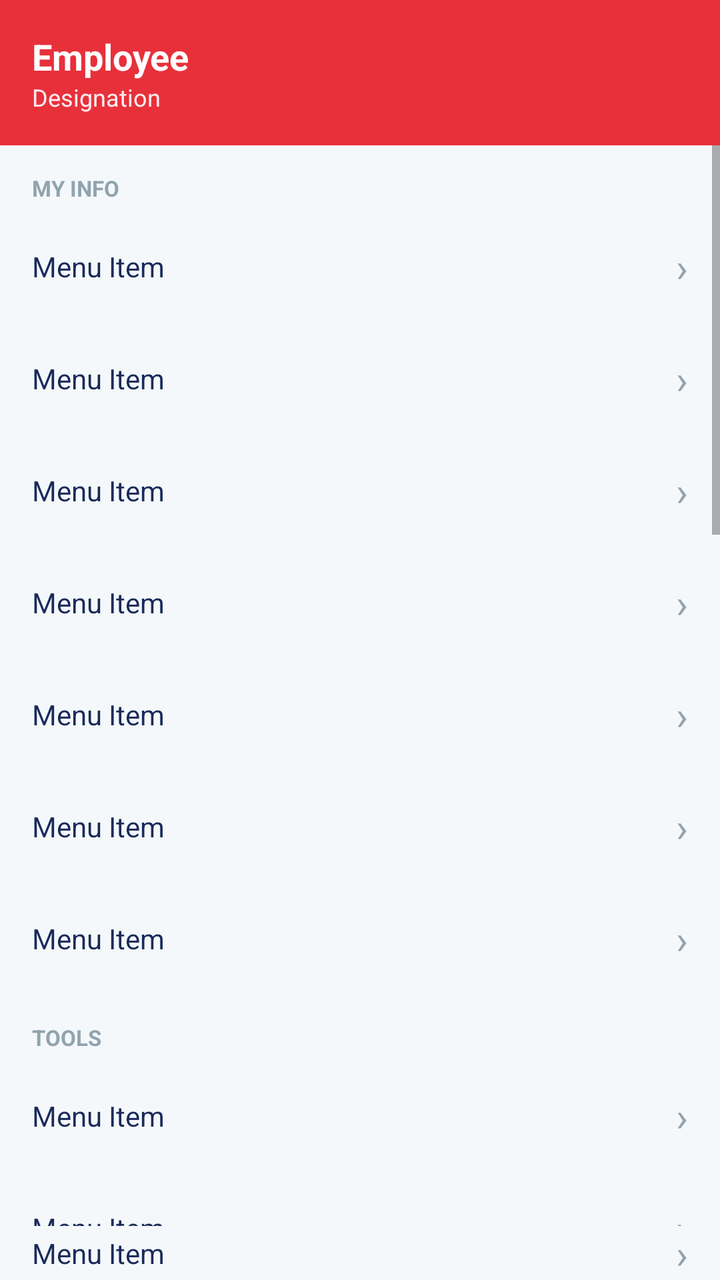
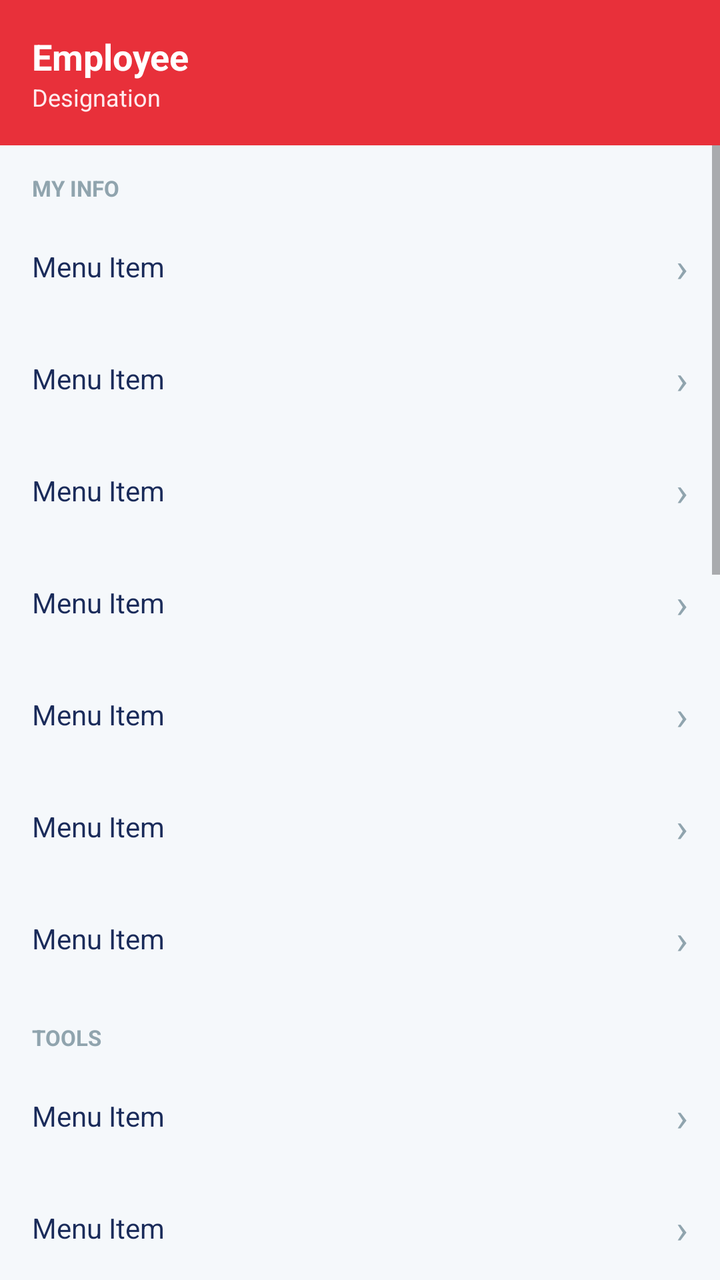

Screens rendered from an Android XML layout before and after an edit, with the pre-edit source and the edit as a unified diff.
<!-- AndroidManifest.xml: application theme Theme.RiskcareHRMS -->
<!-- res/layout/fragment_more.xml -->
<?xml version="1.0" encoding="utf-8"?>
<LinearLayout xmlns:android="http://schemas.android.com/apk/res/android"
    xmlns:app="http://schemas.android.com/apk/res-auto"
    android:layout_width="match_parent"
    android:layout_height="match_parent"
    android:orientation="vertical"
    android:background="@color/background">

    
    <LinearLayout android:layout_width="match_parent" android:layout_height="wrap_content" android:orientation="horizontal" android:gravity="center_vertical" android:background="@color/primary" android:padding="16dp" android:paddingTop="20dp">
        <LinearLayout android:layout_width="0dp" android:layout_height="wrap_content" android:layout_weight="1" android:orientation="vertical">
            <TextView android:id="@+id/tvMoreName" android:layout_width="wrap_content" android:layout_height="wrap_content" android:text="Employee" android:textColor="@color/white" android:textSize="18sp" android:textStyle="bold"/>
            <TextView android:id="@+id/tvMoreDesig" android:layout_width="wrap_content" android:layout_height="wrap_content" android:text="Designation" android:textColor="@color/primary_ultra_light" android:textSize="12sp"/>
        </LinearLayout>
    </LinearLayout>

    
    <ScrollView android:layout_width="match_parent" android:layout_height="0dp" android:layout_weight="1">
        <LinearLayout android:layout_width="match_parent" android:layout_height="wrap_content" android:orientation="vertical" android:paddingBottom="80dp">

            
            <TextView android:layout_width="match_parent" android:layout_height="wrap_content" android:text="MY INFO" android:textSize="11sp" android:textStyle="bold" android:textColor="@color/text_hint" android:paddingHorizontal="16dp" android:paddingTop="14dp" android:paddingBottom="4dp"/>

            <include layout="@layout/item_more_row" android:id="@+id/rowProfile"/>
            <include layout="@layout/item_more_row" android:id="@+id/rowNotifications"/>
            <include layout="@layout/item_more_row" android:id="@+id/rowPayslip"/>
            <include layout="@layout/item_more_row" android:id="@+id/rowForm16"/>
            <include layout="@layout/item_more_row" android:id="@+id/rowITDeclaration"/>
            <include layout="@layout/item_more_row" android:id="@+id/rowAdvance"/>
            
            <include layout="@layout/item_more_row" android:id="@+id/rowReimbursement"/>

            
            <TextView android:layout_width="match_parent" android:layout_height="wrap_content" android:text="TOOLS" android:textSize="11sp" android:textStyle="bold" android:textColor="@color/text_hint" android:paddingHorizontal="16dp" android:paddingTop="14dp" android:paddingBottom="4dp"/>

            <include layout="@layout/item_more_row" android:id="@+id/rowBirthdays"/>
            <include layout="@layout/item_more_row" android:id="@+id/rowAnniversaries"/>
            <include layout="@layout/item_more_row" android:id="@+id/rowHolidays"/>
            <include layout="@layout/item_more_row" android:id="@+id/rowAnnouncements"/>
            <include layout="@layout/item_more_row" android:id="@+id/rowGkQuiz"/>
            <include layout="@layout/item_more_row" android:id="@+id/rowEmployees"/>

            
            <TextView android:layout_width="match_parent" android:layout_height="wrap_content" android:text="MANAGEMENT" android:textSize="11sp" android:textStyle="bold" android:textColor="@color/text_hint" android:paddingHorizontal="16dp" android:paddingTop="14dp" android:paddingBottom="4dp"/>

            <include layout="@layout/item_more_row" android:id="@+id/rowTeamToday"/>
            <include layout="@layout/item_more_row" android:id="@+id/rowPendingLeaves"/>
            <include layout="@layout/item_more_row" android:id="@+id/rowRegularizations"/>
            <include layout="@layout/item_more_row" android:id="@+id/rowAdvanceApprovals"/>
            <include layout="@layout/item_more_row" android:id="@+id/rowSeparation"/>
            <include layout="@layout/item_more_row" android:id="@+id/rowPayrollMgmt"/>
            <include layout="@layout/item_more_row" android:id="@+id/rowProvision"/>
            <include layout="@layout/item_more_row" android:id="@+id/rowProjectMgmt"/>

            
            <TextView android:layout_width="match_parent" android:layout_height="wrap_content" android:text="ACCOUNT" android:textSize="11sp" android:textStyle="bold" android:textColor="@color/text_hint" android:paddingHorizontal="16dp" android:paddingTop="14dp" android:paddingBottom="4dp"/>

            <include layout="@layout/item_more_row" android:id="@+id/rowChangePassword"/>
            <include layout="@layout/item_more_row" android:id="@+id/rowLogout"/>
        </LinearLayout>
    </ScrollView>

    
    <include
        android:id="@+id/rowBeatPlan"
        layout="@layout/item_more_row"
        android:layout_width="match_parent"
        android:layout_height="wrap_content"/>

</LinearLayout>
<!-- res/layout/item_more_row.xml (included above) -->
<?xml version="1.0" encoding="utf-8"?>
<LinearLayout xmlns:android="http://schemas.android.com/apk/res/android"
    android:layout_width="match_parent" android:layout_height="56dp"
    android:orientation="horizontal" android:gravity="center_vertical"
    android:paddingHorizontal="16dp" android:background="?attr/selectableItemBackground">
    <TextView android:id="@+id/tvRowLabel" android:layout_width="0dp"
        android:layout_height="wrap_content" android:layout_weight="1"
        android:text="Menu Item" android:textColor="@color/text_primary" android:textSize="14sp"/>
    <TextView android:layout_width="wrap_content" android:layout_height="wrap_content"
        android:text="›" android:textColor="@color/text_hint" android:textSize="20sp"/>
</LinearLayout>
<!-- resources referenced by this layout -->
<resources>
  <color name="background">#F5F8FB</color>
  <color name="primary">#E8303A</color>
  <color name="primary_ultra_light">#FFEBEE</color>
  <color name="text_hint">#90A4AE</color>
  <color name="text_primary">#1A2B5A</color>
  <color name="white">#FFFFFF</color>
  <style name="Theme.RiskcareHRMS" parent="Theme.MaterialComponents.Light.NoActionBar">
          <item name="colorPrimary">@color/primary</item>
          <item name="colorPrimaryVariant">@color/primary_dark</item>
          <item name="colorOnPrimary">@color/white</item>
          <item name="colorSecondary">@color/accent_orange</item>
          <item name="colorSecondaryVariant">@color/accent_orange</item>
          <item name="colorOnSecondary">@color/white</item>
          <item name="android:colorBackground">@color/background</item>
          <item name="colorSurface">@color/surface</item>
          <item name="colorOnSurface">@color/text_primary</item>
          <item name="android:statusBarColor">#FFFFFF</item>
          <item name="android:windowLightStatusBar" tools:targetApi="m">true</item>
          <item name="android:navigationBarColor">@color/white</item>
          <item name="android:windowLightNavigationBar" tools:targetApi="o_mr1">true</item>
          <item name="materialCardViewStyle">@style/RiskcareHRMS.CardView</item>
          <item name="shapeAppearanceMediumComponent">@style/ShapeAppearance.RiskcareHRMS.MediumComponent</item>
          <item name="shapeAppearanceLargeComponent">@style/ShapeAppearance.RiskcareHRMS.LargeComponent</item>
      </style>
  <color name="primary_dark">#C0272D</color>
  <color name="accent_orange">#E8303A</color>
  <color name="surface">#FFFFFF</color>
  <style name="RiskcareHRMS.CardView" parent="Widget.MaterialComponents.CardView">
          <item name="cardElevation">2dp</item>
          <item name="cardCornerRadius">16dp</item>
          <item name="cardBackgroundColor">@color/surface</item>
      </style>
  <style name="ShapeAppearance.RiskcareHRMS.MediumComponent" parent="ShapeAppearance.MaterialComponents.MediumComponent">
          <item name="cornerFamily">rounded</item>
          <item name="cornerSize">12dp</item>
      </style>
  <style name="ShapeAppearance.RiskcareHRMS.LargeComponent" parent="ShapeAppearance.MaterialComponents.LargeComponent">
          <item name="cornerFamily">rounded</item>
          <item name="cornerSize">20dp</item>
      </style>
</resources>

<!-- the commit's change to res/layout/fragment_more.xml (unified diff, before → after) -->
@@ -60,13 +60,6 @@
         </LinearLayout>
     </ScrollView>
 
-    
-    <include
-        android:id="@+id/rowBeatPlan"
-        layout="@layout/item_more_row"
-        android:layout_width="match_parent"
-        android:layout_height="wrap_content"/>
-
 </LinearLayout>
 <!-- res/layout/item_more_row.xml (included above) -->
 <?xml version="1.0" encoding="utf-8"?>
